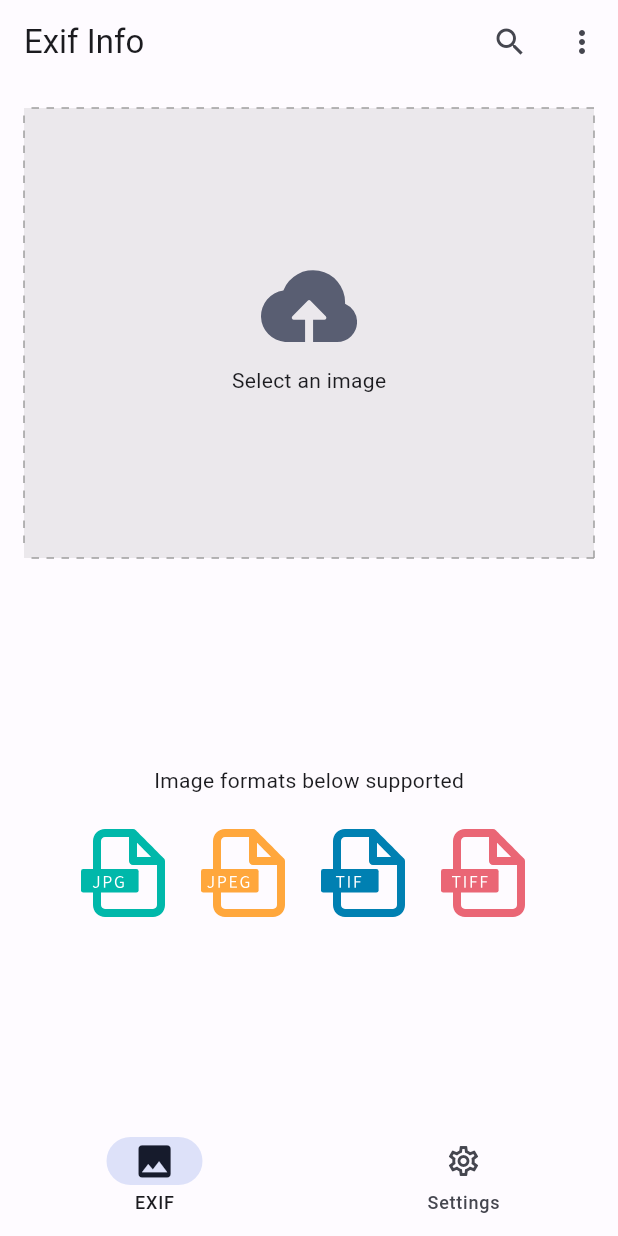
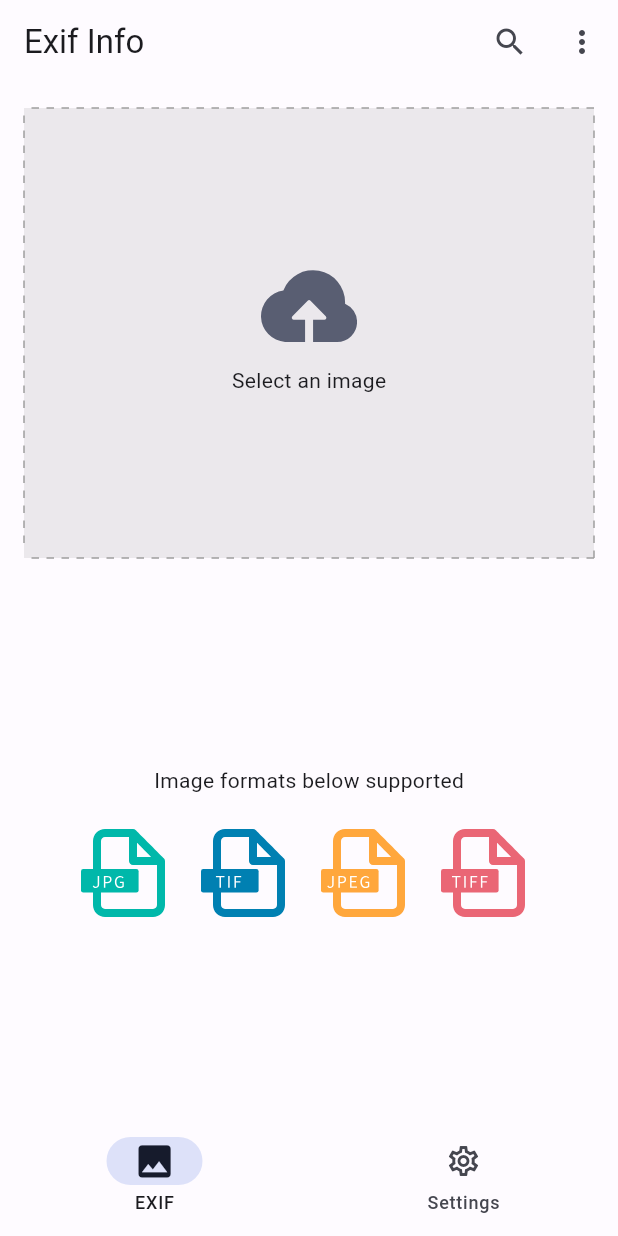
Before and after one commit to Samoy/exif_helper, a Flutter app: the screen it shows after launch, on a phone screen of 412 x 824 dp. Run offline on Flutter 3.47's test engine with Material 3 defaults, Android fonts, the phone set to English and light mode, and no system bars; our stand-ins replace file_picker, flutter_svg, shared_preferences; missing offline and left inert: desktop_drop, routerino, window_manager; generated files the repository leaves out were written again; statements that could not run were skipped.

Commit message:
feat: change logo.

```diff
--- a/lib/common/constant.dart
+++ b/lib/common/constant.dart
@@ -21,7 +21,7 @@ const double normalFontSize = 16.0;
 const double largeFontSize = 18.0;
 const double extraLargeFontSize = 24.0;
 
-const double appLogoSize = 80;
+const double appLogoSize = 32;
 const double dialogLogoSize = 40;
 
 const double normalButtonWidth = 300;
--- a/lib/screens/home.dart
+++ b/lib/screens/home.dart
@@ -28,7 +28,7 @@ class HomePage extends StatefulWidget {
 
 class _HomePageState extends State<HomePage> {
   final ScrollController _scrollController = ScrollController();
-  final List<String> _allowedExtensions = ["jpg", "jpeg", "tif", "tiff"];
+  final List<String> _allowedExtensions = ["jpg", "tif", "jpeg", "tiff"];
   final double fileIconSize = 64.0;
   String _query = "";
 
--- a/lib/screens/settings.dart
+++ b/lib/screens/settings.dart
@@ -126,7 +126,10 @@ class _SettingsPageState extends State<SettingsPage> {
     if (item.key == const Key("about")) {
       showAboutDialog(
         context: context,
-        applicationIcon: const FlutterLogo(),
+        applicationIcon: Image.asset(
+          "assets/images/logo.png",
+          width: dialogLogoSize,
+        ),
         applicationName: AppLocalizations.of(context)!.appTitle,
         applicationVersion: appVersion,
         applicationLegalese: "Copyright © ${DateTime.now().year}",
```
Also changed, not shown: lib/screens/index.dart (+6 -5 lines), assets/images/logo.png (added), 1 other file.
